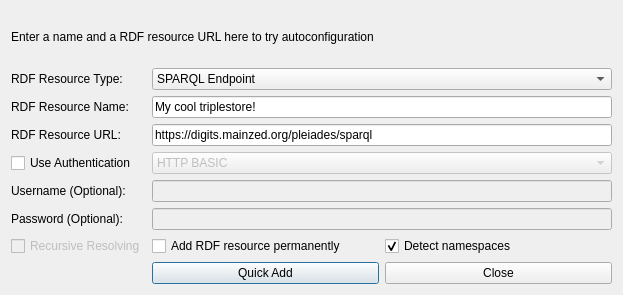
Old version of the form dialogs/ui/triplestorequickadddialog.ui in the repository sparqlunicorn/sparqlunicornGoesGIS.
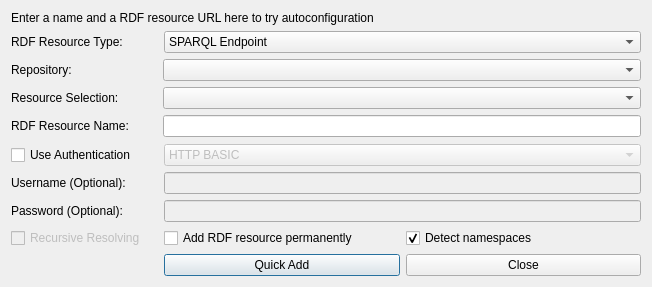
New version of the form. The open tabs and pages were chosen to show the change. Custom widgets are drawn as their Qt base class.

Commit message: json export of triple store conf

```diff
--- a/dialogs/ui/triplestorequickadddialog.ui
+++ b/dialogs/ui/triplestorequickadddialog.ui
@@ -6,42 +6,15 @@
    <rect>
     <x>0</x>
     <y>0</y>
-    <width>623</width>
-    <height>295</height>
+    <width>652</width>
+    <height>287</height>
    </rect>
   </property>
   <property name="windowTitle">
    <string>Dialog</string>
   </property>
   <layout class="QGridLayout" name="gridLayout_2">
-   <item row="0" column="0">
-    <layout class="QGridLayout" name="gridLayout">
-     <item row="0" column="0" colspan="2">
-      <widget class="QLabel" name="tripleStoreNameLabel_2">
-       <property name="text">
-        <string>Enter a name and a RDF resource URL here to try autoconfiguration</string>
-       </property>
-      </widget>
-     </item>
-     <item row="10" column="1">
-      <layout class="QHBoxLayout" name="horizontalLayout_2">
-       <item>
-        <widget class="QPushButton" name="detectConfiguration">
-         <property name="text">
-          <string>Quick Add</string>
-         </property>
-        </widget>
-       </item>
-       <item>
-        <widget class="QPushButton" name="tripleStoreCloseButton">
-         <property name="text">
-          <string>Close</string>
-         </property>
-        </widget>
-       </item>
-      </layout>
-     </item>
-     <item row="8" column="1">
+   <item row="9" column="5">
       <layout class="QHBoxLayout" name="horizontalLayout">
        <item>
         <widget class="QCheckBox" name="permanentAddCBox">
@@ -62,38 +35,14 @@
        </item>
       </layout>
      </item>
-     <item row="4" column="1">
-      <widget class="QLineEdit" name="tripleStoreEdit">
-       <property name="text">
-        <string>https://digits.mainzed.org/pleiades/sparql</string>
-       </property>
-      </widget>
-     </item>
-     <item row="3" column="1">
-      <widget class="QLineEdit" name="tripleStoreNameEdit">
-       <property name="text">
-        <string>My cool triplestore!</string>
-       </property>
-      </widget>
-     </item>
-     <item row="6" column="1">
-      <widget class="QLineEdit" name="credentialUserName">
-       <property name="enabled">
-        <bool>false</bool>
-       </property>
-       <property name="text">
-        <string/>
-       </property>
-      </widget>
-     </item>
-     <item row="7" column="0">
+   <item row="8" column="2">
       <widget class="QLabel" name="passwordLabel">
        <property name="text">
         <string>Password (Optional):</string>
        </property>
       </widget>
      </item>
-     <item row="7" column="1">
+   <item row="8" column="5">
       <widget class="QLineEdit" name="credentialPassword">
        <property name="enabled">
         <bool>false</bool>
@@ -106,14 +55,47 @@
        </property>
       </widget>
      </item>
-     <item row="3" column="0">
-      <widget class="QLabel" name="tripleStoreNameLabel">
+   <item row="9" column="2">
+    <widget class="QCheckBox" name="recursiveResolvingCBox">
+     <property name="enabled">
+      <bool>false</bool>
+     </property>
        <property name="text">
-        <string>RDF Resource Name:</string>
-       </property>
-      </widget>
-     </item>
-     <item row="5" column="1">
+      <string>Recursive Resolving</string>
+     </property>
+     <property name="checkable">
+      <bool>false</bool>
+     </property>
+     <property name="checked">
+      <bool>false</bool>
+     </property>
+    </widget>
+   </item>
+   <item row="7" column="5">
+    <widget class="QLineEdit" name="credentialUserName">
+     <property name="enabled">
+      <bool>false</bool>
+     </property>
+     <property name="text">
+      <string/>
+     </property>
+    </widget>
+   </item>
+   <item row="6" column="2">
+    <widget class="QCheckBox" name="useAuthenticationCheckBox">
+     <property name="text">
+      <string>Use Authentication</string>
+     </property>
+    </widget>
+   </item>
+   <item row="0" column="2" colspan="4">
+    <widget class="QLabel" name="tripleStoreNameLabel_2">
+     <property name="text">
+      <string>Enter a name and a RDF resource URL here to try autoconfiguration</string>
+     </property>
+    </widget>
+   </item>
+   <item row="6" column="5">
       <widget class="QComboBox" name="authenticationComboBox">
        <property name="enabled">
         <bool>false</bool>
@@ -130,28 +112,21 @@
        </item>
       </widget>
      </item>
-     <item row="4" column="0">
-      <widget class="QLabel" name="tripleStoreLabel">
-       <property name="text">
-        <string>RDF Resource URL:</string>
-       </property>
-      </widget>
-     </item>
-     <item row="5" column="0">
-      <widget class="QCheckBox" name="useAuthenticationCheckBox">
-       <property name="text">
-        <string>Use Authentication</string>
-       </property>
-      </widget>
-     </item>
-     <item row="1" column="0">
+   <item row="1" column="2">
       <widget class="QLabel" name="rdfResourceTypeLabel">
        <property name="text">
         <string>RDF Resource Type:</string>
        </property>
       </widget>
      </item>
-     <item row="1" column="1">
+   <item row="7" column="2">
+    <widget class="QLabel" name="usernameLabel">
+     <property name="text">
+      <string>Username (Optional):</string>
+     </property>
+    </widget>
+   </item>
+   <item row="1" column="5">
       <widget class="QComboBox" name="rdfResourceComboBox">
        <item>
         <property name="text">
@@ -168,35 +143,203 @@
          <string>Local RDF File(s)</string>
         </property>
        </item>
-      </widget>
-     </item>
-     <item row="8" column="0">
-      <widget class="QCheckBox" name="recursiveResolvingCBox">
-       <property name="enabled">
-        <bool>false</bool>
+     <item>
+      <property name="text">
+       <string>RDF Resource from Repository</string>
+      </property>
+     </item>
+    </widget>
+   </item>
+   <item row="10" column="5">
+    <layout class="QHBoxLayout" name="horizontalLayout_2">
+     <item>
+      <widget class="QPushButton" name="detectConfiguration">
+       <property name="text">
+        <string>Quick Add</string>
        </property>
+      </widget>
+     </item>
+     <item>
+      <widget class="QPushButton" name="tripleStoreCloseButton">
        <property name="text">
-        <string>Recursive Resolving</string>
+        <string>Close</string>
        </property>
-       <property name="checkable">
-        <bool>false</bool>
-       </property>
-       <property name="checked">
-        <bool>false</bool>
-       </property>
-      </widget>
-     </item>
-     <item row="6" column="0">
-      <widget class="QLabel" name="usernameLabel">
+      </widget>
+     </item>
+    </layout>
+   </item>
+   <item row="3" column="2" colspan="4">
+    <widget class="QStackedWidget" name="stackedWidget">
+     <property name="sizePolicy">
+      <sizepolicy hsizetype="Preferred" vsizetype="Preferred">
+       <horstretch>0</horstretch>
+       <verstretch>0</verstretch>
+      </sizepolicy>
+     </property>
+     <property name="currentIndex">
+      <number>0</number>
+     </property>
+     <widget class="QWidget" name="page">
+      <layout class="QGridLayout" name="gridLayout_3">
+       <property name="leftMargin">
+        <number>0</number>
+       </property>
+       <property name="topMargin">
+        <number>0</number>
+       </property>
+       <property name="rightMargin">
+        <number>0</number>
+       </property>
+       <property name="bottomMargin">
+        <number>0</number>
+       </property>
+       <property name="horizontalSpacing">
+        <number>20</number>
+       </property>
+       <property name="verticalSpacing">
+        <number>0</number>
+       </property>
+       <item row="0" column="0">
+        <widget class="QLabel" name="tripleStoreNameLabel">
+         <property name="text">
+          <string>RDF Resource Name:    </string>
+         </property>
+        </widget>
+       </item>
+       <item row="0" column="1">
+        <widget class="QLineEdit" name="tripleStoreNameEdit">
        <property name="text">
-        <string>Username (Optional):</string>
+          <string>My cool triplestore!</string>
        </property>
       </widget>
      </item>
-    </layout>
-   </item>
-  </layout>
- </widget>
+       <item row="1" column="0">
+        <widget class="QLabel" name="tripleStoreLabel">
+         <property name="text">
+          <string>RDF Resource URL:</string>
+         </property>
+        </widget>
+       </item>
+       <item row="1" column="1">
+        <widget class="QLineEdit" name="tripleStoreEdit">
+         <property name="text">
+          <string>https://digits.mainzed.org/pleiades/sparql</string>
+         </property>
+        </widget>
+       </item>
+      </layout>
+     </widget>
+     <widget class="QWidget" name="page_2">
+      <layout class="QGridLayout" name="gridLayout">
+       <property name="leftMargin">
+        <number>0</number>
+       </property>
+       <property name="topMargin">
+        <number>0</number>
+       </property>
+       <property name="rightMargin">
+        <number>0</number>
+       </property>
+       <property name="bottomMargin">
+        <number>0</number>
+       </property>
+       <property name="horizontalSpacing">
+        <number>20</number>
+       </property>
+       <property name="verticalSpacing">
+        <number>0</number>
+       </property>
+       <item row="1" column="0">
+        <widget class="QLabel" name="label">
+         <property name="text">
+          <string>RDF Resource File(s):    </string>
+         </property>
+        </widget>
+       </item>
+       <item row="0" column="1">
+        <widget class="QLineEdit" name="rdfResourceNameEdit"/>
+       </item>
+       <item row="1" column="1">
+        <widget class="QgsFileWidget" name="chooseFileWidget"/>
+       </item>
+       <item row="0" column="0">
+        <widget class="QLabel" name="rdfFileLabel">
+         <property name="text">
+          <string>RDF Resource Name:</string>
+         </property>
+        </widget>
+       </item>
+      </layout>
+     </widget>
+     <widget class="QWidget" name="page_3">
+      <property name="sizePolicy">
+       <sizepolicy hsizetype="Preferred" vsizetype="Preferred">
+        <horstretch>0</horstretch>
+        <verstretch>0</verstretch>
+       </sizepolicy>
+      </property>
+      <layout class="QGridLayout" name="gridLayout_4">
+       <property name="leftMargin">
+        <number>0</number>
+       </property>
+       <property name="topMargin">
+        <number>0</number>
+       </property>
+       <property name="rightMargin">
+        <number>0</number>
+       </property>
+       <property name="bottomMargin">
+        <number>0</number>
+       </property>
+       <property name="horizontalSpacing">
+        <number>20</number>
+       </property>
+       <property name="verticalSpacing">
+        <number>6</number>
+       </property>
+       <item row="2" column="1">
+        <widget class="QLineEdit" name="lineEdit_2"/>
+       </item>
+       <item row="2" column="0">
+        <widget class="QLabel" name="label_3">
+         <property name="text">
+          <string>RDF Resource Name:    </string>
+         </property>
+        </widget>
+       </item>
+       <item row="0" column="0">
+        <widget class="QLabel" name="label_2">
+         <property name="text">
+          <string>Repository:</string>
+         </property>
+        </widget>
+       </item>
+       <item row="1" column="1">
+        <widget class="QComboBox" name="comboBox"/>
+       </item>
+       <item row="0" column="1">
+        <widget class="QComboBox" name="comboBox_2"/>
+       </item>
+       <item row="1" column="0">
+        <widget class="QLabel" name="label_4">
+         <property name="text">
+          <string>Resource Selection: </string>
+         </property>
+        </widget>
+       </item>
+      </layout>
+     </widget>
+    </widget>
+   </item>
+  </layout>
+ </widget>
+ <customwidgets>
+  <customwidget>
+   <class>QgsFileWidget</class>
+   <extends>QWidget</extends>
+   <header>qgsfilewidget.h</header>
+  </customwidget>
+ </customwidgets>
  <resources/>
  <connections>
   <connection>
```
Left out of the diff: 2 changed lines with no effect on the pictures. Lines whose indentation alone changed are shown as unchanged. The commit also changes 11 other files.
